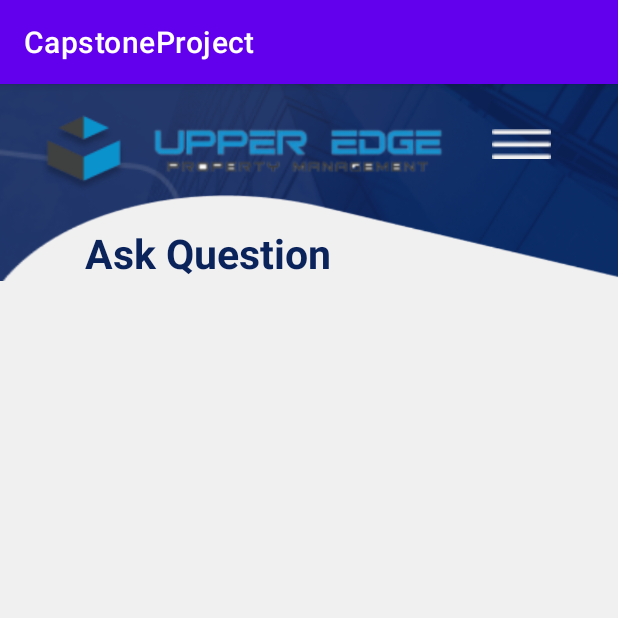
After one commit to jiyeong97/QAMobileApp, an Android app: the AskQuestion screen opened directly, with no data from a screen before it, on a phone screen of 412 x 824 dp, the top half of it. The commit adds this screen. Run offline under Robolectric (Android 15) with nearby library versions, the phone set to English and light mode, and no system bars.

Commit message:
Add comment and Ask Question page -Jiyeong

```diff
--- a/app/src/main/AndroidManifest.xml
+++ b/app/src/main/AndroidManifest.xml
@@ -11,6 +11,9 @@
         android:supportsRtl="true"
         android:theme="@style/Theme.CapstoneProject"
         tools:targetApi="31">
+        <activity
+            android:name=".AskQuestion"
+            android:exported="false" />
         <activity
             android:name=".NavigatorE"
             android:exported="true" />
--- /dev/null
+++ b/app/src/main/java/com/example/capstoneproject/AskQuestion.java
@@ -0,0 +1,14 @@
+package com.example.capstoneproject;
+
+import androidx.appcompat.app.AppCompatActivity;
+
+import android.os.Bundle;
+
+public class AskQuestion extends AppCompatActivity {
+
+    @Override
+    protected void onCreate(Bundle savedInstanceState) {
+        super.onCreate(savedInstanceState);
+        setContentView(R.layout.activity_ask_question);
+    }
+}
--- /dev/null
+++ b/app/src/main/res/layout/activity_ask_question.xml
@@ -0,0 +1,102 @@
+<?xml version="1.0" encoding="utf-8"?>
+<androidx.constraintlayout.widget.ConstraintLayout xmlns:android="http://schemas.android.com/apk/res/android"
+    xmlns:app="http://schemas.android.com/apk/res-auto"
+    xmlns:tools="http://schemas.android.com/tools"
+    android:layout_width="match_parent"
+    android:layout_height="match_parent"
+    android:background="@color/whiteGray"
+    tools:context=".AskQuestion"
+    tools:ignore="ExtraText">
+
+    //Top layout contains logo images and going back to previous button.
+    <androidx.constraintlayout.widget.ConstraintLayout
+        android:id="@+id/topLayout"
+        android:layout_width="0dp"
+        android:layout_height="wrap_content"
+        app:layout_constraintEnd_toEndOf="parent"
+        app:layout_constraintHorizontal_bias="0.0"
+        app:layout_constraintStart_toStartOf="parent"
+        app:layout_constraintTop_toTopOf="parent">
+
+        //This is background image view.
+        <ImageView
+            android:id="@+id/imageView"
+            android:layout_width="0dp"
+            android:layout_height="0dp"
+            android:scaleType="centerCrop"
+            app:layout_constraintBottom_toBottomOf="parent"
+            app:layout_constraintEnd_toEndOf="parent"
+            app:layout_constraintHorizontal_bias="0.0"
+            app:layout_constraintStart_toStartOf="parent"
+            app:layout_constraintTop_toTopOf="parent"
+            app:layout_constraintVertical_bias="0.0"
+            app:srcCompat="@drawable/topback" />
+
+        //This is background image view.
+        <ImageView
+            android:id="@+id/imageView4"
+            android:layout_width="0dp"
+            android:layout_height="0dp"
+            android:scaleType="fitXY"
+            app:layout_constraintBottom_toBottomOf="@+id/imageView"
+            app:layout_constraintEnd_toEndOf="parent"
+            app:layout_constraintStart_toStartOf="parent"
+            app:layout_constraintTop_toBottomOf="@+id/logoImg"
+            app:srcCompat="@drawable/topfront" />
+
+        //This is logo image view.
+        <ImageView
+            android:id="@+id/logoImg"
+            android:layout_width="wrap_content"
+            android:layout_height="wrap_content"
+            android:layout_marginStart="26dp"
+            android:layout_marginTop="20dp"
+            app:layout_constraintStart_toStartOf="parent"
+            app:layout_constraintTop_toTopOf="parent"
+            app:srcCompat="@drawable/upperedgelogo" />
+
+        //This is logo title image view.
+        <ImageView
+            android:id="@+id/logoTitleImg"
+            android:layout_width="210dp"
+            android:layout_height="51dp"
+            android:layout_marginStart="10dp"
+            android:layout_marginTop="20dp"
+            app:layout_constraintStart_toEndOf="@+id/logoImg"
+            app:layout_constraintTop_toTopOf="parent"
+            app:srcCompat="@drawable/upperedgetitle" />
+
+        //This is button for back to previous activity.
+        <ImageButton
+            android:id="@+id/naviBtn"
+            android:layout_width="40dp"
+            android:layout_height="40dp"
+            android:layout_marginStart="20dp"
+            android:layout_marginTop="20dp"
+            android:backgroundTint="@color/clear"
+            android:scaleType="centerCrop"
+            android:src="@drawable/threeline"
+            app:layout_constraintStart_toEndOf="@+id/logoTitleImg"
+            app:layout_constraintTop_toTopOf="parent" />
+
+        //This is 'Ask Question' text view.
+        <TextView
+            android:id="@+id/MenuTitle"
+            android:layout_width="wrap_content"
+            android:layout_height="wrap_content"
+            android:layout_marginStart="80dp"
+            android:layout_marginTop="20dp"
+            android:layout_marginEnd="215dp"
+            android:text="Ask Question"
+            android:textAlignment="center"
+            android:textColor="@color/darkBlue"
+            android:textSize="27dp"
+            android:textStyle="bold"
+            app:layout_constraintBottom_toBottomOf="parent"
+            app:layout_constraintEnd_toEndOf="parent"
+            app:layout_constraintStart_toStartOf="parent"
+            app:layout_constraintTop_toBottomOf="@+id/logoImg" />
+    </androidx.constraintlayout.widget.ConstraintLayout>
+
+
+</androidx.constraintlayout.widget.ConstraintLayout>
```
Also changed, not shown: app/src/main/res/layout/activity_about_us.xml (+45 -1 lines), app/src/main/res/layout/activity_navigator_c.xml (+18 -11 lines), app/src/main/res/layout/activity_navigator_e.xml (+19 -11 lines).
